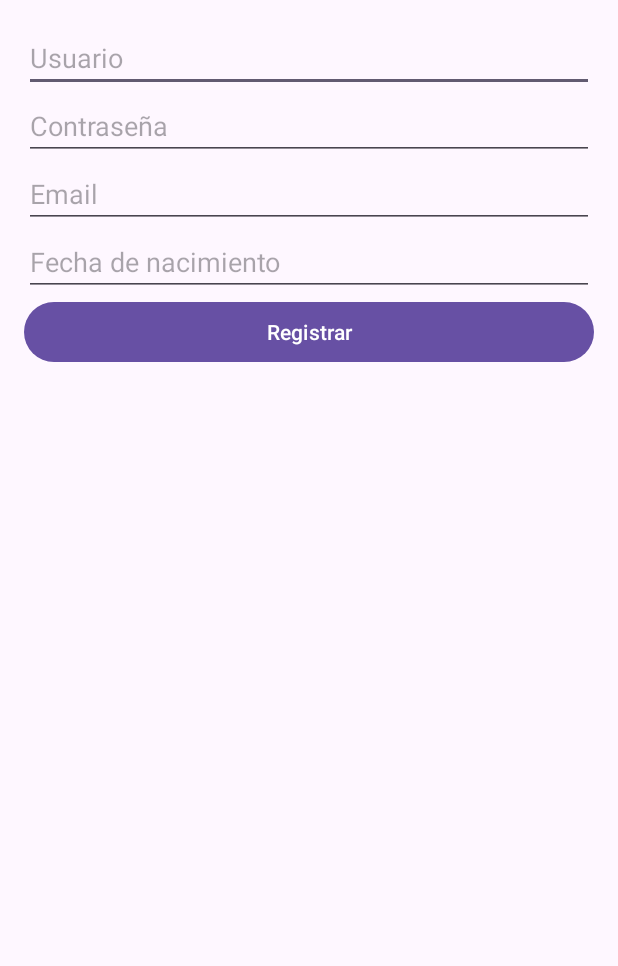
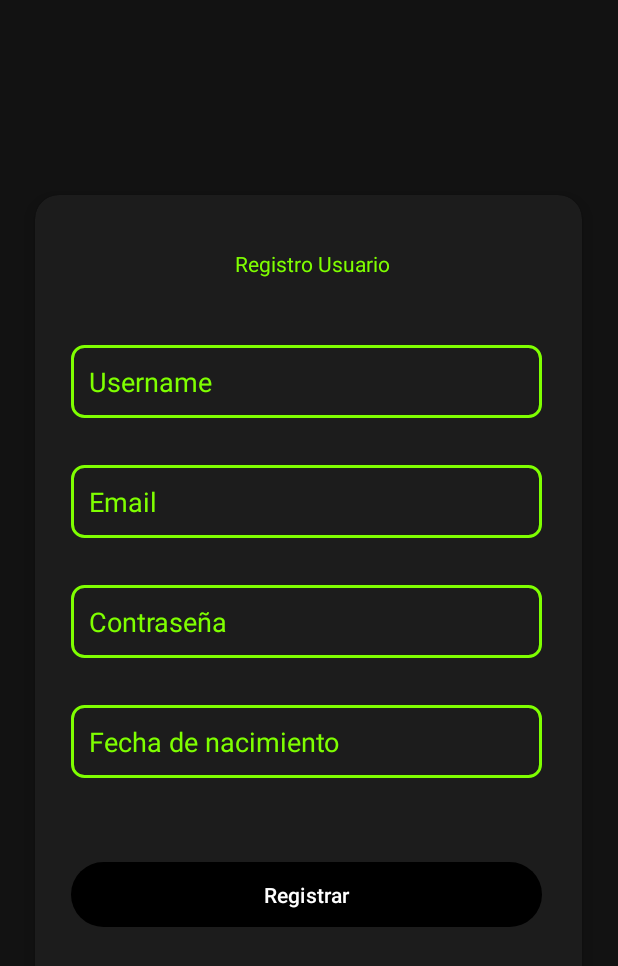
Before and after one commit to 777Undefined777/Red-Social-kotlin-firebase, an Android app: the RegistroActivity screen opened directly, with no data from a screen before it, on a phone screen of 412 x 824 dp. Shown: the top 966 px of the screen. Run offline under Robolectric (Android 15) with nearby library versions, the phone set to English and light mode, and no system bars; our stand-ins replace Firebase (no records; nobody signed in at launch, a user with empty details on screens opened directly).

Commit message:
mejoras en xml

```diff
--- a/app/src/main/res/layout/item_post.xml
+++ b/app/src/main/res/layout/item_post.xml
@@ -23,12 +23,13 @@ app:layout_constraintTop_toTopOf="parent">
 
 <ImageView
     android:id="@+id/imageViewProfile"
-    android:layout_width="40dp"
-    android:layout_height="40dp"
-    android:layout_marginEnd="8dp"
-    android:background="@drawable/circle_border"
-    android:scaleType="centerCrop"
-    android:src="@drawable/ic_profile" />
+    android:layout_width="60dp"
+    android:layout_height="30dp"
+    android:src="@drawable/ic_user"
+
+    app:layout_constraintEnd_toEndOf="parent"
+
+    app:layout_constraintTop_toTopOf="parent" />
 
 <LinearLayout
     android:layout_width="0dp"
--- a/app/src/main/res/layout/registrar_activity.xml
+++ b/app/src/main/res/layout/registrar_activity.xml
@@ -1,42 +1,127 @@
 <?xml version="1.0" encoding="utf-8"?>
-<LinearLayout xmlns:android="http://schemas.android.com/apk/res/android"
+<RelativeLayout xmlns:android="http://schemas.android.com/apk/res/android"
     android:layout_width="match_parent"
     android:layout_height="match_parent"
+    xmlns:app="http://schemas.android.com/apk/res-auto"
+    android:background="#121212">
+
+    <androidx.cardview.widget.CardView
+        android:layout_width="391dp"
+        android:layout_height="598dp"
+        android:layout_centerInParent="true"
+        android:layout_marginStart="5dp"
+        android:layout_marginLeft="5dp"
+        android:layout_marginTop="5dp"
+        android:layout_marginEnd="5dp"
+        android:layout_marginRight="5dp"
+        android:layout_marginBottom="5dp"
+        android:elevation="4dp"
+        app:cardBackgroundColor="#1C1C1C"
+        app:cardCornerRadius="16dp"
+        app:cardElevation="8dp"
+        app:cardUseCompatPadding="true">
+
+        <LinearLayout
+            android:layout_width="362dp"
+            android:layout_height="567dp"
             android:orientation="vertical"
-    android:padding="16dp">
+            android:padding="24dp">
+
+            <TextView
+                android:id="@+id/tv"
+                android:layout_width="322dp"
+                android:layout_height="44dp"
+                android:gravity="center"
+                android:text="Registro Usuario"
+                android:textColor="#7FFF00" />
+
+            <View
+                android:id="@+id/view3"
+                android:layout_width="282dp"
+                android:layout_height="16dp" />
+
 
             <EditText
                 android:id="@+id/editTextUsername"
                 android:layout_width="match_parent"
                 android:layout_height="wrap_content"
-        android:hint="Usuario"
-        android:inputType="textPersonName" />
+                android:layout_marginTop="16dp"
+                android:background="@drawable/edittext_background"
+                android:hint="Username"
+                android:inputType="text"
+                android:padding="12dp"
+                android:textColor="#FFFFFF"
+                android:textColorHint="#7FFF00" /> <!-- Texto blanco, hint verde -->
+
+            <View
+                android:id="@+id/view8"
+                android:layout_width="282dp"
+                android:layout_height="15dp" />
+
+            <EditText
+                android:id="@+id/editTextEmail"
+                android:layout_width="match_parent"
+                android:layout_height="wrap_content"
+                android:layout_marginTop="16dp"
+                android:background="@drawable/edittext_background"
+                android:hint="Email"
+                android:inputType="textEmailAddress"
+                android:padding="12dp"
+                android:textColor="#FFFFFF"
+                android:textColorHint="#7FFF00" /> <!-- Texto blanco, hint verde -->
+
+            <View
+                android:id="@+id/view"
+                android:layout_width="282dp"
+                android:layout_height="15dp" />
 
             <EditText
                 android:id="@+id/editTextPassword"
                 android:layout_width="match_parent"
                 android:layout_height="wrap_content"
+                android:layout_marginTop="16dp"
+                android:background="@drawable/edittext_background"
                 android:hint="Contraseña"
-        android:inputType="textPassword" />
+                android:inputType="textPassword"
+                android:padding="12dp"
+                android:textColor="#FFFFFF"
+                android:textColorHint="#7FFF00" /> <!-- Texto blanco, hint verde -->
 
-    <EditText
-        android:id="@+id/editTextEmail"
-        android:layout_width="match_parent"
-        android:layout_height="wrap_content"
-        android:hint="Email"
-        android:inputType="textEmailAddress" />
+            <View
+                android:id="@+id/view5"
+                android:layout_width="282dp"
+                android:layout_height="15dp" />
+
 
             <EditText
                 android:id="@+id/editTextBirthDate"
                 android:layout_width="match_parent"
                 android:layout_height="wrap_content"
+                android:layout_marginTop="16dp"
+                android:background="@drawable/edittext_background"
                 android:hint="Fecha de nacimiento"
-        android:inputType="date" />
+                android:inputType="date"
+                android:padding="12dp"
+                android:textColor="#FFFFFF"
+                android:textColorHint="#7FFF00" /> <!-- Texto blanco, hint verde -->
 
-    <Button
+            <View
+                android:id="@+id/view2"
+                android:layout_width="274dp"
+                android:layout_height="20dp" />
+
+
+            <com.google.android.material.button.MaterialButton
                 android:id="@+id/buttonRegister"
+                style="@style/CustomButtonStyle"
                 android:layout_width="match_parent"
                 android:layout_height="wrap_content"
-        android:text="Registrar" />
+                android:layout_marginTop="32dp"
+                android:padding="12dp"
+                android:text="Registrar"
+                app:backgroundTint="@color/button_background" />
+
 
         </LinearLayout>
+    </androidx.cardview.widget.CardView>
+</RelativeLayout>
```
Lines whose indentation alone changed are shown as unchanged.
